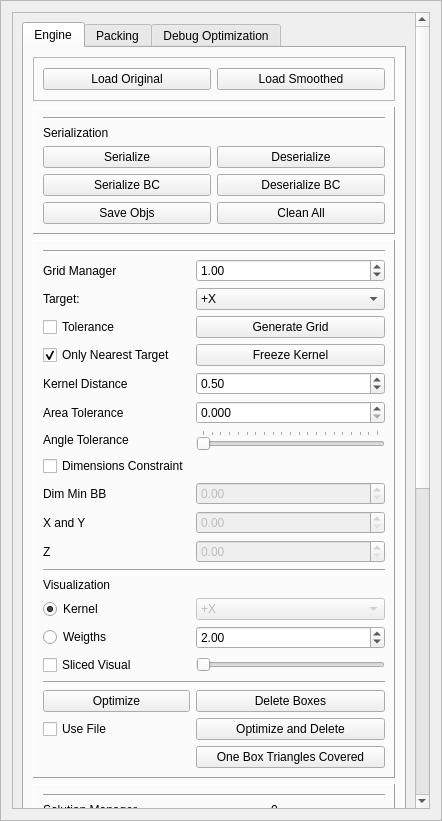
This is GUI/managers/enginemanager.ui in alemuntoni/HeightFieldDecomposition as Qt 5 draws it before an edit. The edited form follows.
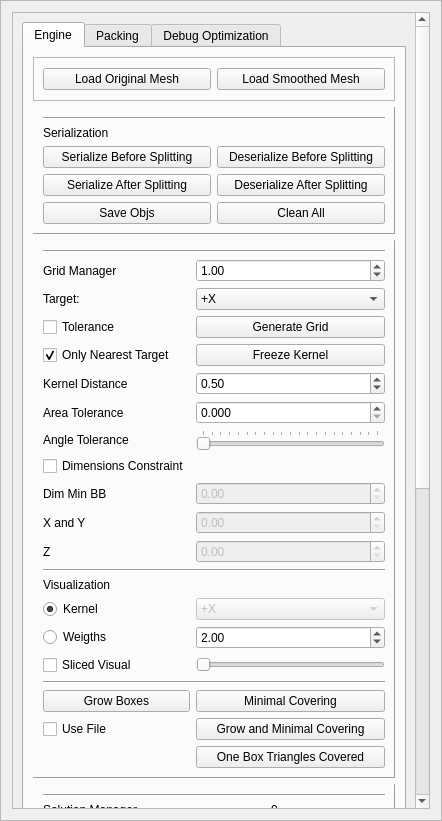
This is the edited form.

Commit message: rename button names

What changed in the file:
```diff
--- a/GUI/managers/enginemanager.ui
+++ b/GUI/managers/enginemanager.ui
@@ -62,7 +62,7 @@
       <property name="geometry">
        <rect>
         <x>0</x>
-        <y>-541</y>
+        <y>-390</y>
         <width>406</width>
         <height>1340</height>
        </rect>
@@ -301,14 +301,14 @@
                  </sizepolicy>
                 </property>
                 <property name="text">
-                 <string>Load Original</string>
+                 <string>Load Original Mesh</string>
                 </property>
                </widget>
               </item>
               <item row="0" column="1">
                <widget class="QPushButton" name="loadSmoothedPushButton">
                 <property name="text">
-                 <string>Load Smoothed</string>
+                 <string>Load Smoothed Mesh</string>
                 </property>
                </widget>
               </item>
@@ -478,7 +478,7 @@
               <item row="35" column="1">
                <widget class="QPushButton" name="deleteBoxesPushButton">
                 <property name="text">
-                 <string>Delete Boxes</string>
+                 <string>Minimal Covering</string>
                 </property>
                </widget>
               </item>
@@ -502,7 +502,7 @@
               <item row="35" column="0">
                <widget class="QPushButton" name="pushButton">
                 <property name="text">
-                 <string>Optimize</string>
+                 <string>Grow Boxes</string>
                 </property>
                </widget>
               </item>
@@ -593,7 +593,7 @@
               <item row="36" column="1">
                <widget class="QPushButton" name="createAndMinimizeAllPushButton">
                 <property name="text">
-                 <string>Optimize and Delete</string>
+                 <string>Grow and Minimal Covering</string>
                 </property>
                </widget>
               </item>
@@ -728,28 +728,28 @@
               <item row="2" column="0">
                <widget class="QPushButton" name="serializePushButton">
                 <property name="text">
-                 <string>Serialize</string>
+                 <string>Serialize Before Splitting</string>
                 </property>
                </widget>
               </item>
               <item row="2" column="1">
                <widget class="QPushButton" name="deserializePushButton">
                 <property name="text">
-                 <string>Deserialize</string>
+                 <string>Deserialize Before Splitting</string>
                 </property>
                </widget>
               </item>
               <item row="4" column="1">
                <widget class="QPushButton" name="deserializeBCPushButton">
                 <property name="text">
-                 <string>Deserialize BC</string>
+                 <string>Deserialize After Splitting</string>
                 </property>
                </widget>
               </item>
               <item row="4" column="0">
                <widget class="QPushButton" name="serializeBCPushButton">
                 <property name="text">
-                 <string>Serialize BC</string>
+                 <string>Serialize After Splitting</string>
                 </property>
                </widget>
               </item>
```
Left out of the diff: 8 changed lines with no effect on the pictures. The commit also changes 1 other file.
